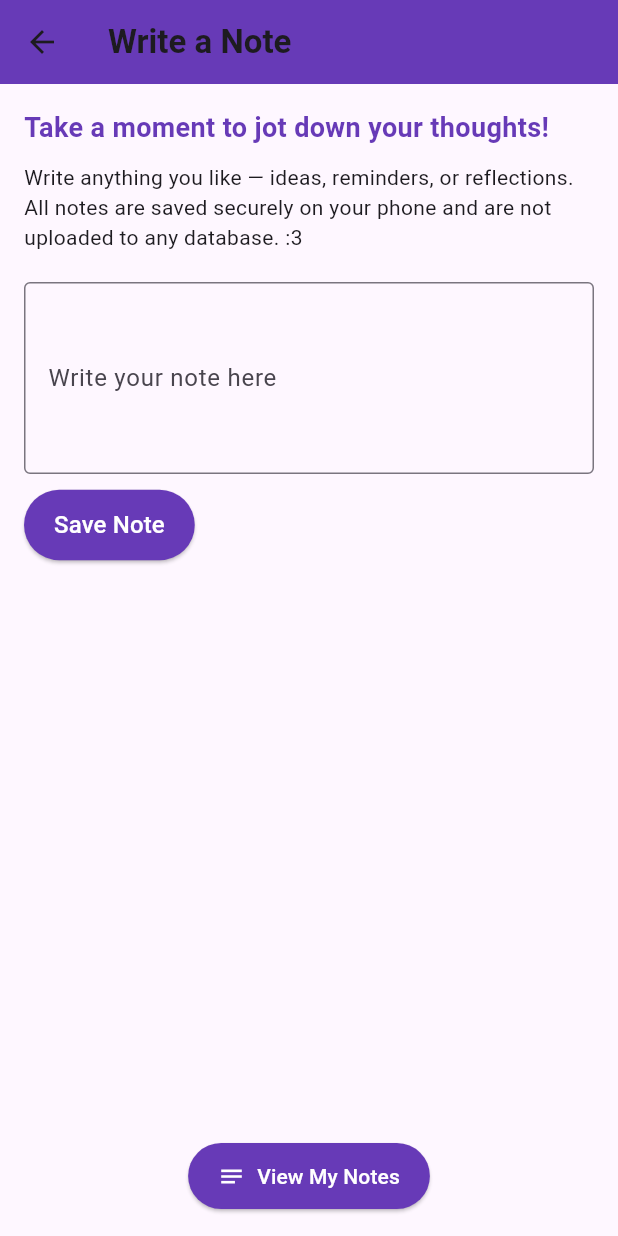
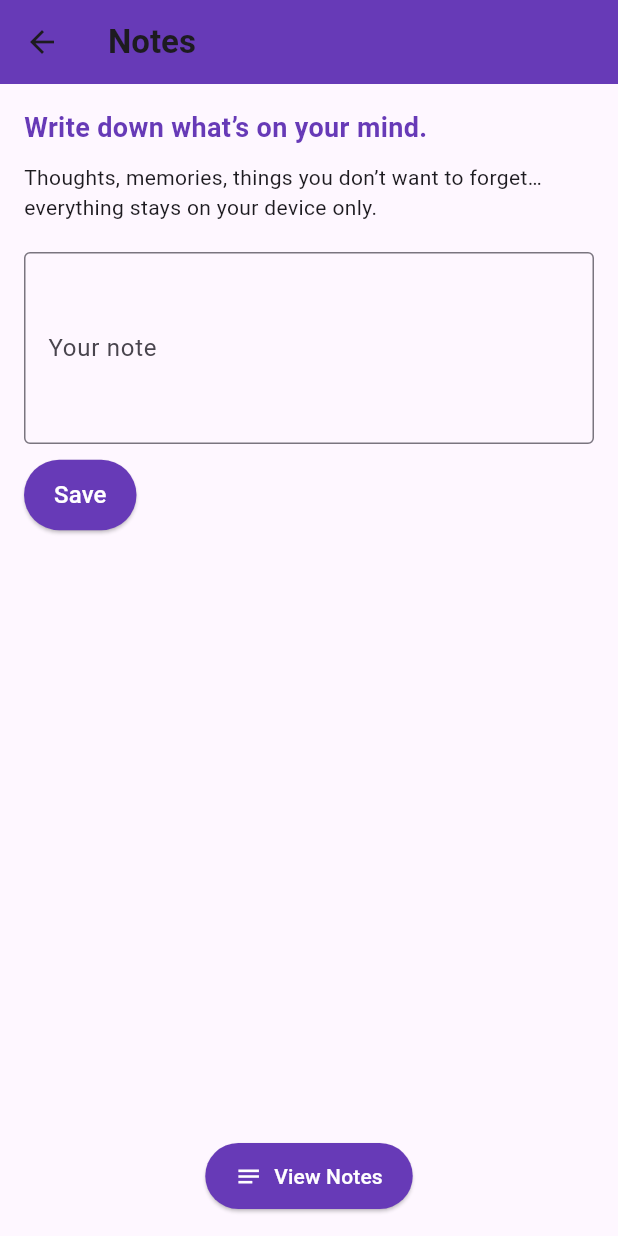
Before and after one commit to Ferivonus/asa-mitaka-mobil-fan-app, a Flutter app: the screen it shows after launch, after a tap on "Notes", on a phone screen of 412 x 824 dp. Run offline on Flutter 3.47's test engine with Material 3 defaults, Android fonts, the phone set to English and light mode, and no system bars; our stand-ins replace shared_preferences.

Commit message:
delating unimportant ones

```diff
--- /dev/null
+++ b/lib/data/home_texts.dart
@@ -0,0 +1,92 @@
+enum Language { en, tr }
+
+class HomeTexts {
+  final Language language;
+
+  HomeTexts({this.language = Language.en});
+
+  String get welcomeTitle {
+    switch (language) {
+      case Language.tr:
+        return "Asa Mitaka Fan Uygulamasına Hoş Geldiniz!";
+      case Language.en:
+      default:
+        return "Welcome to the Asa Mitaka Fan App!";
+    }
+  }
+
+  String get mainDescription {
+    switch (language) {
+      case Language.tr:
+        return """
+Asa Mitaka, sosyal açıdan çekingen ama kararlı bir okul kızıdır.
+Yoru, War Devil, onun bedenine yerleşir ve Asa, korkularıyla, arkadaşlıklarıyla, kişisel gelişimiyle ve tüm kaotik anlarıyla başa çıkar.
+Bu yolculuk, onu Chainsaw Man evreninin en sevilen karakterlerinden biri yapar.""";
+      case Language.en:
+      default:
+        return """
+Asa Mitaka, the socially awkward yet strong-willed schoolgirl, becomes the host of Yoru, the War Devil.
+She navigates fear, friendships, personal growth, and all the chaotic moments, making her one of the most beloved characters in Chainsaw Man.""";
+    }
+  }
+
+  String get charactersButton {
+    switch (language) {
+      case Language.tr:
+        return "Karakterler";
+      case Language.en:
+      default:
+        return "Characters";
+    }
+  }
+
+  String get animeInfoButton {
+    switch (language) {
+      case Language.tr:
+        return "Chainsaw Man & Asa";
+      case Language.en:
+      default:
+        return "Chainsaw Man & Asa";
+    }
+  }
+
+  String get counterButton {
+    switch (language) {
+      case Language.tr:
+        return "Asa Mitaka Sayacı";
+      case Language.en:
+      default:
+        return "Asa Mitaka Counter";
+    }
+  }
+
+  String get notesButton {
+    switch (language) {
+      case Language.tr:
+        return "Notlar";
+      case Language.en:
+      default:
+        return "Notes";
+    }
+  }
+
+  String get footerText {
+    switch (language) {
+      case Language.tr:
+        return "Asa Mitaka ve Tatsuki Fujimoto’nun Chainsaw Man dünyasına adanmış hayran yapımı bir uygulama.";
+      case Language.en:
+      default:
+        return "Fan-made app dedicated to Asa Mitaka & Tatsuki Fujimoto’s world of Chainsaw Man.";
+    }
+  }
+
+  String get footerLink {
+    switch (language) {
+      case Language.tr:
+        return "Asa Mitaka ve War Devil hakkında daha fazla bilgi edinin.";
+      case Language.en:
+      default:
+        return "Learn more about Asa Mitaka & the War Devil.";
+    }
+  }
+}
--- a/lib/screens/characters_page.dart
+++ b/lib/screens/characters_page.dart
@@ -20,12 +20,12 @@ class CharactersPage extends StatelessWidget {
             CharacterCard(
               name: 'Asa Mitaka',
               description: CharacterData.descriptions['Asa Mitaka']!,
-              imagePath: 'lib/assets/images/asa.jpg',
+              imagePath: 'lib/assets/images/asa.png',
             ),
             CharacterCard(
               name: 'Yoru (War Devil)',
               description: CharacterData.descriptions['Yoru (War Devil)']!,
-              imagePath: 'lib/assets/images/yoru.jpg',
+              imagePath: 'lib/assets/images/yoru.png',
             ),
           ],
         ),
--- a/lib/screens/home_page.dart
+++ b/lib/screens/home_page.dart
@@ -1,15 +1,19 @@
 import 'package:flutter/material.dart';
+import '../data/home_texts.dart';
 
 class HomePage extends StatelessWidget {
-  const HomePage({super.key});
+  final Language language;
+  const HomePage({super.key, this.language = Language.en});
 
   @override
   Widget build(BuildContext context) {
+    final texts = HomeTexts(language: language);
+
     return Scaffold(
       appBar: AppBar(
-        title: const Text(
+        title: Text(
           'Asa Mitaka Fan App',
-          style: TextStyle(fontWeight: FontWeight.bold),
+          style: const TextStyle(fontWeight: FontWeight.bold),
         ),
         centerTitle: true,
         backgroundColor: Colors.deepPurple,
@@ -20,9 +24,9 @@ class HomePage extends StatelessWidget {
           crossAxisAlignment: CrossAxisAlignment.center,
           children: [
             // Welcome Section
-            const Text(
-              'Welcome to the Asa Mitaka Fan App!',
-              style: TextStyle(
+            Text(
+              texts.welcomeTitle,
+              style: const TextStyle(
                 fontSize: 24,
                 fontWeight: FontWeight.bold,
                 color: Colors.deepPurple,
@@ -32,16 +36,16 @@ class HomePage extends StatelessWidget {
             const SizedBox(height: 10),
 
             // Asa Mitaka main section
-            const Column(
+            Column(
               children: [
-                CircleAvatar(
+                const CircleAvatar(
                   backgroundImage: AssetImage(
                     'lib/assets/images/asa-mitaka-cute-1.png',
                   ),
                   radius: 60,
                 ),
-                SizedBox(height: 16),
-                Text(
+                const SizedBox(height: 16),
+                const Text(
                   'Asa Mitaka',
                   style: TextStyle(
                     fontSize: 20,
@@ -49,10 +53,10 @@ class HomePage extends StatelessWidget {
                     color: Colors.deepPurple,
                   ),
                 ),
-                SizedBox(height: 10),
+                const SizedBox(height: 10),
                 Text(
-                  'Asa Mitaka, the awkward yet strong-willed schoolgirl, becomes the host of Yoru, the War Devil. Follow her journey through fear, friendships, growth, and all the chaotic moments that make her one of the most beloved characters in Chainsaw Man.',
-                  style: TextStyle(fontSize: 14),
+                  texts.mainDescription,
+                  style: const TextStyle(fontSize: 14),
                   textAlign: TextAlign.center,
                 ),
               ],
@@ -70,7 +74,7 @@ class HomePage extends StatelessWidget {
                     Navigator.pushNamed(context, '/characters');
                   },
                   icon: const Icon(Icons.people, size: 20),
-                  label: const Text('Characters'),
+                  label: Text(texts.charactersButton),
                   style: ElevatedButton.styleFrom(
                     backgroundColor: Colors.green,
                     padding: const EdgeInsets.symmetric(
@@ -84,7 +88,7 @@ class HomePage extends StatelessWidget {
                     Navigator.pushNamed(context, '/anime-info');
                   },
                   icon: const Icon(Icons.info, size: 20),
-                  label: const Text('Chainsaw Man & Asa'),
+                  label: Text(texts.animeInfoButton),
                   style: ElevatedButton.styleFrom(
                     backgroundColor: Colors.green,
                     padding: const EdgeInsets.symmetric(
@@ -98,7 +102,7 @@ class HomePage extends StatelessWidget {
                     Navigator.pushNamed(context, '/counter-asa-mitaka');
                   },
                   icon: const Icon(Icons.countertops, size: 20),
-                  label: const Text('Asa Mitaka Counter'),
+                  label: Text(texts.counterButton),
                   style: ElevatedButton.styleFrom(
                     backgroundColor: Colors.green,
                     padding: const EdgeInsets.symmetric(
@@ -112,7 +116,7 @@ class HomePage extends StatelessWidget {
                     Navigator.pushNamed(context, '/notes');
                   },
                   icon: const Icon(Icons.note_add, size: 20),
-                  label: const Text('Notes'),
+                  label: Text(texts.notesButton),
                   style: ElevatedButton.styleFrom(
                     backgroundColor: Colors.green,
                     padding: const EdgeInsets.symmetric(
@@ -123,13 +127,12 @@ class HomePage extends StatelessWidget {
                 ),
               ],
             ),
-
             const SizedBox(height: 40),
 
             // Footer Section
             const Divider(),
             Text(
-              'Fan-made app dedicated to Asa Mitaka & Tatsuki Fujimoto’s world of Chainsaw Man.',
+              texts.footerText,
               style: TextStyle(
                 fontSize: 12,
                 fontStyle: FontStyle.italic,
@@ -142,9 +145,9 @@ class HomePage extends StatelessWidget {
               onTap: () {
                 // Add link action
               },
-              child: const Text(
-                'Learn more about Asa Mitaka & the War Devil.',
-                style: TextStyle(
+              child: Text(
+                texts.footerLink,
+                style: const TextStyle(
                   fontSize: 12,
                   fontStyle: FontStyle.italic,
                   color: Colors.blue,
--- a/lib/screens/notes_page.dart
+++ b/lib/screens/notes_page.dart
@@ -23,7 +23,7 @@ class _NotesPageState extends State<NotesPage> {
       });
 
       ScaffoldMessenger.of(context).showSnackBar(
-        const SnackBar(content: Text('Note saved securely on your phone!')),
+        const SnackBar(content: Text('Your note has been saved.')),
       );
     }
   }
@@ -40,7 +40,7 @@ class _NotesPageState extends State<NotesPage> {
     return Scaffold(
       appBar: AppBar(
         title: const Text(
-          'Write a Note',
+          'Notes',
           style: TextStyle(fontWeight: FontWeight.bold),
         ),
         backgroundColor: Colors.deepPurple,
@@ -51,7 +51,7 @@ class _NotesPageState extends State<NotesPage> {
           crossAxisAlignment: CrossAxisAlignment.start,
           children: [
             const Text(
-              'Take a moment to jot down your thoughts!',
+              'Write down what’s on your mind.',
               style: TextStyle(
                 fontSize: 18,
                 fontWeight: FontWeight.bold,
@@ -60,14 +60,14 @@ class _NotesPageState extends State<NotesPage> {
             ),
             const SizedBox(height: 10),
             const Text(
-              'Write anything you like — ideas, reminders, or reflections. All notes are saved securely on your phone and are not uploaded to any database. :3',
+              'Thoughts, memories, things you don’t want to forget… everything stays on your device only.',
               style: TextStyle(fontSize: 14),
             ),
             const SizedBox(height: 20),
             TextField(
               controller: _controller,
               decoration: const InputDecoration(
-                labelText: 'Write your note here',
+                labelText: 'Your note',
                 border: OutlineInputBorder(),
               ),
               maxLines: 4,
@@ -83,7 +83,7 @@ class _NotesPageState extends State<NotesPage> {
                 ),
               ),
               child: const Text(
-                'Save Note',
+                'Save',
                 style: TextStyle(fontSize: 16, color: Colors.white),
               ),
             ),
@@ -93,7 +93,7 @@ class _NotesPageState extends State<NotesPage> {
                 onPressed: _navigateToNotes,
                 icon: const Icon(Icons.notes, color: Colors.white),
                 label: const Text(
-                  'View My Notes',
+                  'View Notes',
                   style: TextStyle(color: Colors.white),
                 ),
                 style: ElevatedButton.styleFrom(
@@ -148,7 +148,7 @@ class _MyNotesPageState extends State<MyNotesPage> {
       body: _notes.isEmpty
           ? const Center(
               child: Text(
-                'No notes available yet! Start jotting down your ideas. :3',
+                'You haven’t written anything yet about asa.',
                 style: TextStyle(fontSize: 16),
               ),
             )
--- a/pubspec.yaml
+++ b/pubspec.yaml
@@ -63,8 +63,8 @@ flutter:
   assets:
     - lib/assets/images/asa-mitaka-cute-1.png
     - lib/assets/images/denji.jpg
-    - lib/assets/images/asa.jpg
-    - lib/assets/images/yoru.jpg
+    - lib/assets/images/asa.png
+    - lib/assets/images/yoru.png
 
 
   # An image asset can refer to one or more resolution-specific "variants", see
```
Also changed, not shown: lib/data/asa_info_texts.dart (added, +121 -0 lines), lib/screens/anime_info_page.dart (+38 -96 lines), lib/screens/settings_page.dart (added, +80 -0 lines), lib/assets/images/asa.png (added), lib/assets/images/denji.jpg (added), lib/assets/images/yoru.png (added).
